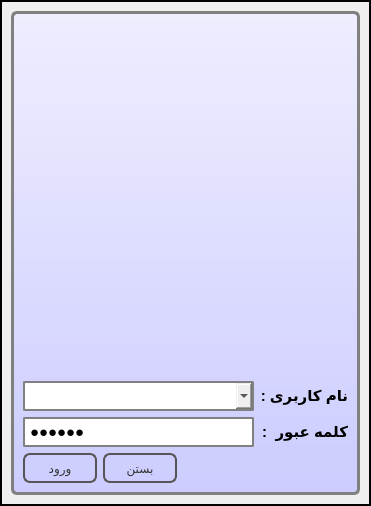
reza-rezvani2052/KetabYab, file logindialog.ui: the form before one commit.
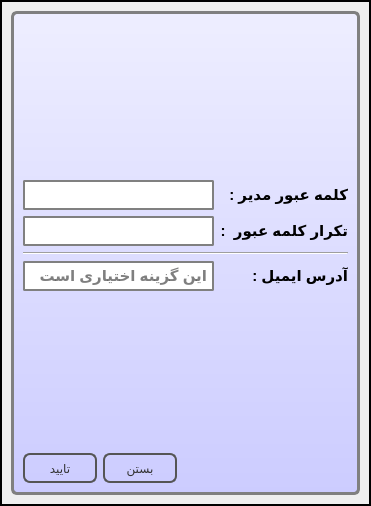
The form after the commit. Icons and pictures are not drawn.

Commit message: Kamel kardane classe LoginDialog

What changed in the file:
```diff
--- a/logindialog.ui
+++ b/logindialog.ui
@@ -51,12 +51,12 @@
      <property name="frameShadow">
       <enum>QFrame::Raised</enum>
      </property>
-     <layout class="QGridLayout" name="gridLayout">
+     <layout class="QGridLayout" name="gridLayout_8">
       <item row="0" column="0">
-       <widget class="QFrame" name="mainFrame">
+       <widget class="QStackedWidget" name="stackedWidgetMain">
         <property name="styleSheet">
          <string notr="true">/* ------------------------------------- */
-#mainFrame {
+#frameLogin, #frameChangePass{
 border: 3px solid gray;
 border-radius: 6px;
 background: QLinearGradient(x1: 0, y1: 0, x2: 0, y2: 1, stop: 0 #eef, stop: 1 #ccf);
@@ -106,6 +106,28 @@
 
 </string>
         </property>
+        <property name="currentIndex">
+         <number>1</number>
+        </property>
+        <widget class="QWidget" name="pageLogin">
+         <layout class="QGridLayout" name="gridLayout">
+          <property name="leftMargin">
+           <number>0</number>
+          </property>
+          <property name="topMargin">
+           <number>0</number>
+          </property>
+          <property name="rightMargin">
+           <number>0</number>
+          </property>
+          <property name="bottomMargin">
+           <number>0</number>
+          </property>
+          <item row="0" column="0">
+           <widget class="QFrame" name="frameLogin">
+            <property name="styleSheet">
+             <string notr="true"/>
+            </property>
         <property name="frameShape">
          <enum>QFrame::StyledPanel</enum>
         </property>
@@ -191,9 +213,6 @@
            <property name="acceptDrops">
             <bool>false</bool>
            </property>
-           <property name="text">
-            <string>123456</string>
-           </property>
            <property name="echoMode">
             <enum>QLineEdit::Password</enum>
            </property>
@@ -275,6 +294,245 @@
       </item>
      </layout>
     </widget>
+        <widget class="QWidget" name="pageChangePass">
+         <layout class="QGridLayout" name="gridLayout_7">
+          <property name="leftMargin">
+           <number>0</number>
+          </property>
+          <property name="topMargin">
+           <number>0</number>
+          </property>
+          <property name="rightMargin">
+           <number>0</number>
+          </property>
+          <property name="bottomMargin">
+           <number>0</number>
+          </property>
+          <item row="0" column="0">
+           <widget class="QFrame" name="frameChangePass">
+            <property name="styleSheet">
+             <string notr="true"/>
+            </property>
+            <property name="frameShape">
+             <enum>QFrame::StyledPanel</enum>
+            </property>
+            <property name="frameShadow">
+             <enum>QFrame::Raised</enum>
+            </property>
+            <layout class="QGridLayout" name="gridLayout_6">
+             <item row="3" column="0" colspan="2">
+              <widget class="Line" name="line">
+               <property name="orientation">
+                <enum>Qt::Horizontal</enum>
+               </property>
+              </widget>
+             </item>
+             <item row="4" column="1">
+              <widget class="QLineEdit" name="ledEmailAddress">
+               <property name="sizePolicy">
+                <sizepolicy hsizetype="Expanding" vsizetype="Fixed">
+                 <horstretch>0</horstretch>
+                 <verstretch>0</verstretch>
+                </sizepolicy>
+               </property>
+               <property name="toolTip">
+                <string>&lt;html&gt;&lt;head/&gt;&lt;body&gt;
+&lt;p style=&quot;white-space: nowrap&quot;&gt;
+&lt;span style=&quot; font-weight:600;&quot;&gt;از این آدرس جهت &lt;/span&gt;
+&lt;span style=&quot; font-weight:600; color:#00ff00;&quot;&gt;بازیابی کلمه عبور&lt;/span&gt;&lt;span style=&quot; font-weight:600;&quot;&gt; در صورت &lt;/span&gt;&lt;span style=&quot; font-weight:600; color:#ff0000;&quot;&gt;فراموشی&lt;/span&gt;&lt;span style=&quot; font-weight:600;&quot;&gt; استفاده می‌شود&lt;/span&gt;
+&lt;/p&gt;&lt;/body&gt;&lt;/html&gt;
+</string>
+               </property>
+               <property name="text">
+                <string/>
+               </property>
+               <property name="placeholderText">
+                <string>این گزینه اختیاری است</string>
+               </property>
+              </widget>
+             </item>
+             <item row="1" column="0">
+              <widget class="QLabel" name="lblA">
+               <property name="maximumSize">
+                <size>
+                 <width>131</width>
+                 <height>16777215</height>
+                </size>
+               </property>
+               <property name="text">
+                <string>کلمه عبور مدیر :</string>
+               </property>
+              </widget>
+             </item>
+             <item row="4" column="0">
+              <widget class="QLabel" name="lblA_2">
+               <property name="maximumSize">
+                <size>
+                 <width>131</width>
+                 <height>16777215</height>
+                </size>
+               </property>
+               <property name="text">
+                <string>آدرس ایمیل :</string>
+               </property>
+              </widget>
+             </item>
+             <item row="2" column="0">
+              <widget class="QLabel" name="lblB">
+               <property name="maximumSize">
+                <size>
+                 <width>131</width>
+                 <height>16777215</height>
+                </size>
+               </property>
+               <property name="text">
+                <string>تکرار کلمه عبور  :</string>
+               </property>
+              </widget>
+             </item>
+             <item row="5" column="1">
+              <spacer name="verticalSpacer">
+               <property name="orientation">
+                <enum>Qt::Vertical</enum>
+               </property>
+               <property name="sizeHint" stdset="0">
+                <size>
+                 <width>20</width>
+                 <height>139</height>
+                </size>
+               </property>
+              </spacer>
+             </item>
+             <item row="1" column="1">
+              <widget class="QLineEdit" name="ledNewPassword">
+               <property name="sizePolicy">
+                <sizepolicy hsizetype="Expanding" vsizetype="Fixed">
+                 <horstretch>0</horstretch>
+                 <verstretch>0</verstretch>
+                </sizepolicy>
+               </property>
+               <property name="contextMenuPolicy">
+                <enum>Qt::PreventContextMenu</enum>
+               </property>
+               <property name="acceptDrops">
+                <bool>false</bool>
+               </property>
+               <property name="text">
+                <string/>
+               </property>
+               <property name="echoMode">
+                <enum>QLineEdit::Password</enum>
+               </property>
+              </widget>
+             </item>
+             <item row="2" column="1">
+              <widget class="QLineEdit" name="ledNewPasswordAgain">
+               <property name="sizePolicy">
+                <sizepolicy hsizetype="Expanding" vsizetype="Fixed">
+                 <horstretch>0</horstretch>
+                 <verstretch>0</verstretch>
+                </sizepolicy>
+               </property>
+               <property name="contextMenuPolicy">
+                <enum>Qt::PreventContextMenu</enum>
+               </property>
+               <property name="acceptDrops">
+                <bool>false</bool>
+               </property>
+               <property name="text">
+                <string/>
+               </property>
+               <property name="echoMode">
+                <enum>QLineEdit::Password</enum>
+               </property>
+              </widget>
+             </item>
+             <item row="6" column="1">
+              <layout class="QHBoxLayout" name="horizontalLayout_2">
+               <item>
+                <spacer name="horizontalSpacer_2">
+                 <property name="orientation">
+                  <enum>Qt::Horizontal</enum>
+                 </property>
+                 <property name="sizeHint" stdset="0">
+                  <size>
+                   <width>28</width>
+                   <height>20</height>
+                  </size>
+                 </property>
+                </spacer>
+               </item>
+               <item>
+                <widget class="QPushButton" name="btnCancelChangePassAndClose">
+                 <property name="sizePolicy">
+                  <sizepolicy hsizetype="Preferred" vsizetype="Maximum">
+                   <horstretch>0</horstretch>
+                   <verstretch>0</verstretch>
+                  </sizepolicy>
+                 </property>
+                 <property name="minimumSize">
+                  <size>
+                   <width>74</width>
+                   <height>30</height>
+                  </size>
+                 </property>
+                 <property name="styleSheet">
+                  <string notr="true"/>
+                 </property>
+                 <property name="text">
+                  <string>بستن</string>
+                 </property>
+                 <property name="autoDefault">
+                  <bool>false</bool>
+                 </property>
+                </widget>
+               </item>
+               <item>
+                <widget class="QPushButton" name="btnOkSetPassAndLogIn">
+                 <property name="sizePolicy">
+                  <sizepolicy hsizetype="Preferred" vsizetype="Maximum">
+                   <horstretch>0</horstretch>
+                   <verstretch>0</verstretch>
+                  </sizepolicy>
+                 </property>
+                 <property name="minimumSize">
+                  <size>
+                   <width>74</width>
+                   <height>30</height>
+                  </size>
+                 </property>
+                 <property name="text">
+                  <string>تایید</string>
+                 </property>
+                 <property name="default">
+                  <bool>true</bool>
+                 </property>
+                </widget>
+               </item>
+              </layout>
+             </item>
+             <item row="0" column="1">
+              <spacer name="verticalSpacer_2">
+               <property name="orientation">
+                <enum>Qt::Vertical</enum>
+               </property>
+               <property name="sizeHint" stdset="0">
+                <size>
+                 <width>20</width>
+                 <height>120</height>
+                </size>
+               </property>
+              </spacer>
+             </item>
+            </layout>
+           </widget>
+          </item>
+         </layout>
+        </widget>
+       </widget>
+      </item>
+     </layout>
+    </widget>
    </item>
   </layout>
  </widget>
```
Left out of the diff: 27 changed lines with no effect on the pictures. Lines whose indentation alone changed are shown as unchanged. The commit also changes 12 other files.
